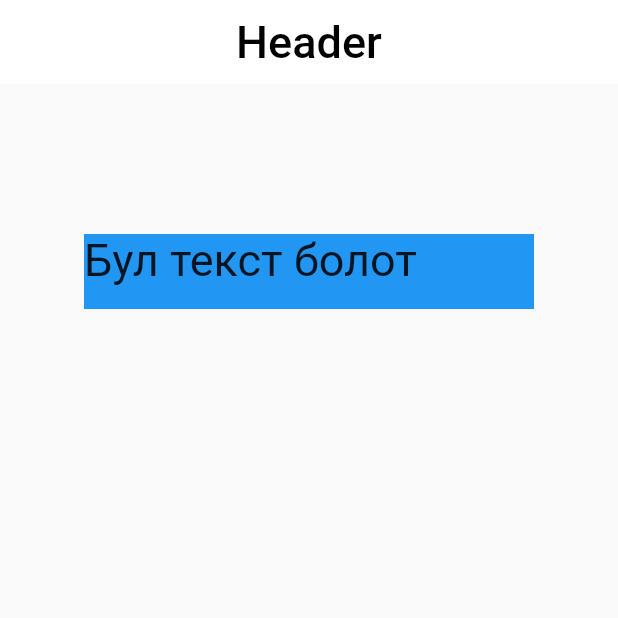
After one commit to SaltanKG/counter_app, a Flutter app: the CounterPage screen opened directly, on a phone screen of 412 x 824 dp, the top half of it. The commit adds this screen. Run offline on Flutter 3.47's test engine with Material 2 defaults, Android fonts, the phone set to English and light mode, and no system bars.

Commit message:
CounterAppRefactoring

```diff
--- /dev/null
+++ b/lib/x_lessons/counter_page.dart
@@ -0,0 +1,71 @@
+import 'dart:developer';
+
+import 'package:flutter/material.dart';
+
+class CounterPage extends StatefulWidget {
+  const CounterPage({Key ?key}) : super(key: key);
+
+  @override
+  _CounterPageState createState() => _CounterPageState();
+}
+//  String tekst = 'Бул текст болот';
+
+class _CounterPageState extends State<CounterPage> {
+  String tekst = 'Бул текст болот';
+  void teksttiOzgort() {
+    setState(() {});
+    tekst = 'Текст озгорду';
+  }
+
+  @override
+  int _count = 0;
+  Widget build(BuildContext context) {
+    _count++;
+    log('Ekran: $_count  jolu kuruldu');
+    return Scaffold(
+      appBar: AppBar(
+        backgroundColor: Colors.white,
+        centerTitle: true,
+        elevation: 0.0,
+        title: const Text(
+          'Header',
+          style: TextStyle(fontSize: 30.0, color: Colors.black),
+        ),
+      ),
+      body: Center(
+        child: Column(
+          children: [
+            const SizedBox(height: 100.0),
+            GestureDetector(
+              // (){}
+              onTap: () {
+                teksttiOzgort();
+                // setState(() {});
+                // tekst = 'Текст озгорду';
+                // log('Tekst ozgordu ====> $tekst');
+              },
+              child: Container(
+                color: Colors.blue,
+                height: 50.0,
+                width: 300.0,
+                child: Text(
+                  tekst,
+                  style: const TextStyle(fontSize: 30.0),
+                ),
+              ),
+            ),
+          ],
+        ),
+      ),
+      // bottomNavigationBar: Container(
+      //   height: 200.0,
+      //   width: double.infinity,
+      //   color: Colors.blue,
+      //   child: const Text(
+      //     'Footer- ayagy',
+      //     style: TextStyle(fontSize: 30.0),
+      //   ),
+      // ),
+    );
+  }
+}
```
Also changed, not shown: lib/ekinchi_bet.dart (deleted, +0 -40 lines), lib/main.dart (+7 -133 lines), lib/pages/first_page.dart (added, +77 -0 lines), lib/pages/second_page.dart (added, +30 -0 lines), lib/widgets/custom_button.dart (added, +26 -0 lines), lib/widgets/main_button_widget.dart (added, +39 -0 lines), pubspec.lock, 2 other files.
